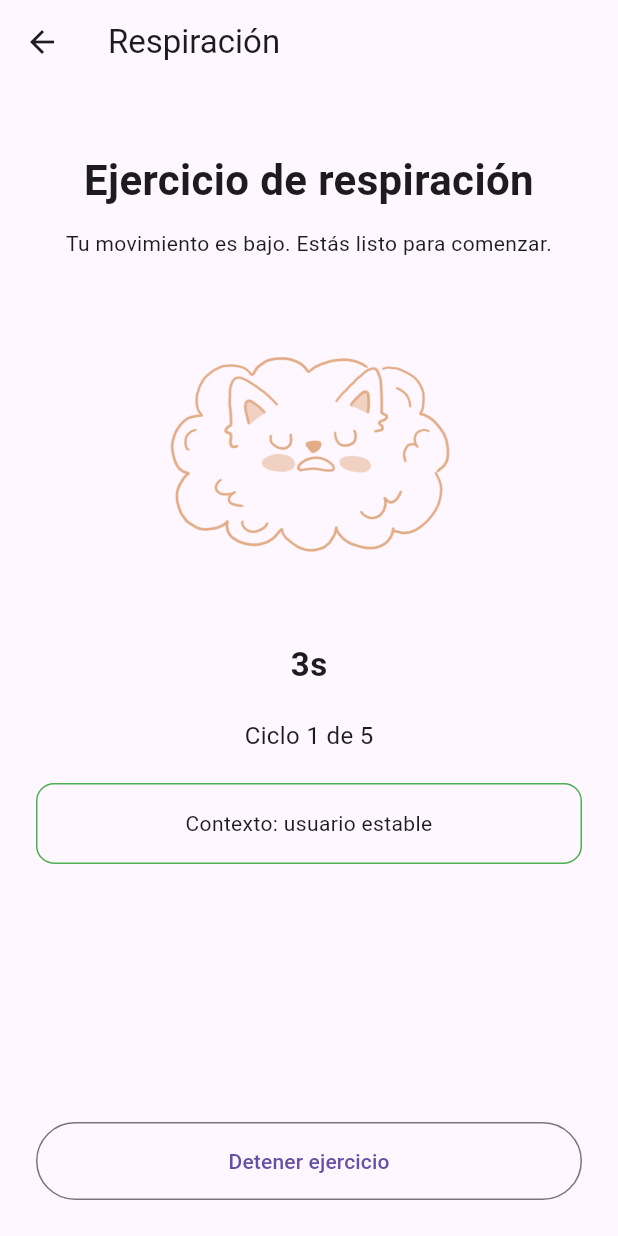
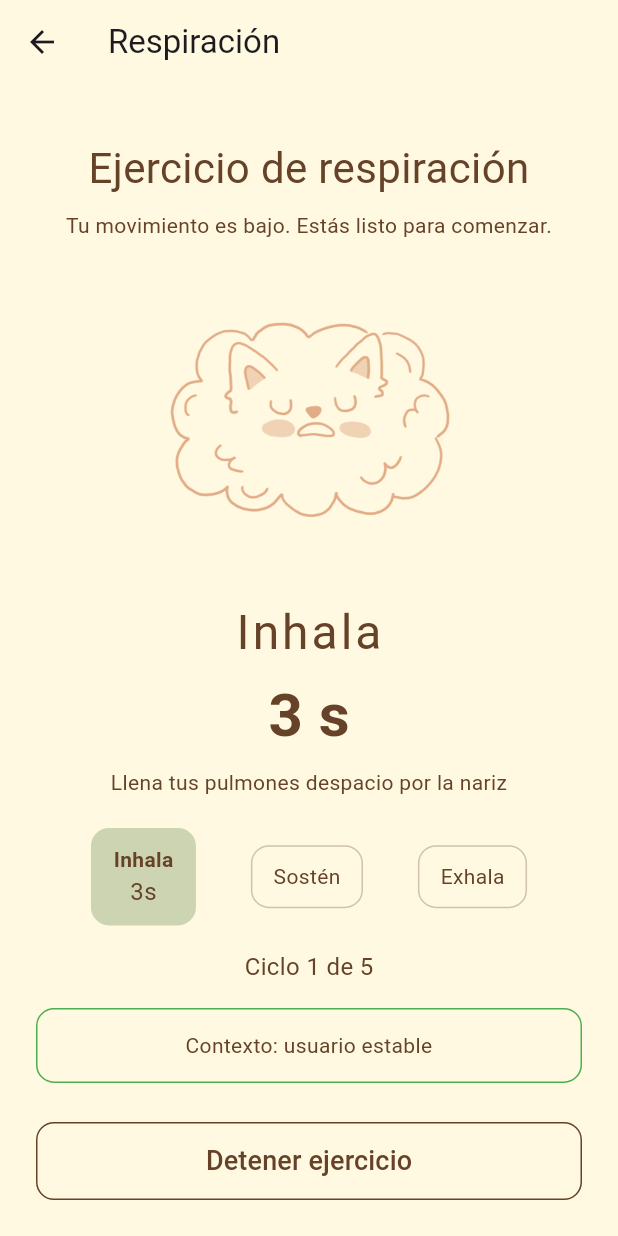
Before and after one commit to S3-Group36-Mobile-App-Development/Flutter, a Flutter app: the BreathingPage screen opened directly, after a tap on "Comenzar ejercicio", on a phone screen of 412 x 824 dp. Run offline on Flutter 3.47's test engine with Material 3 defaults, Android fonts, the phone set to English and light mode, and no system bars; our stand-ins replace dio, flutter_secure_storage, google_fonts, google_sign_in, sensors_plus, shared_preferences and 1 more; accounts and stored records are empty; Roboto replaces fonts that are missing (Livvic).

Commit message:
animation fixed

```diff
--- a/lib/features/breathing/presentation/views/breathing_page.dart
+++ b/lib/features/breathing/presentation/views/breathing_page.dart
@@ -1,4 +1,6 @@
 import 'package:flutter/material.dart';
+import 'package:google_fonts/google_fonts.dart';
+import 'package:zenmind/core/theme/app_colors.dart';
 
 import '../../data/services/sensor_service.dart';
 import '../../data/services/vibration_service.dart';
@@ -7,36 +9,71 @@ import '../viewmodels/breathing_view_model.dart';
 import '../widgets/breathing_circle.dart';
 
 class BreathingPage extends StatefulWidget {
-  const BreathingPage({
-    super.key,
-  });
+  const BreathingPage({super.key});
 
   @override
-  State<BreathingPage> createState() =>
-      _BreathingPageState();
+  State<BreathingPage> createState() => _BreathingPageState();
 }
 
-class _BreathingPageState
-    extends State<BreathingPage> {
+class _BreathingPageState extends State<BreathingPage> {
   late final BreathingViewModel _viewModel;
+
+
+  static const _phases = ['Inhala', 'Sostén', 'Exhala'];
+
+  static const _phaseHints = {
+    'Inhala': 'Llena tus pulmones despacio por la nariz',
+    'Sostén': 'Mantén el aire sin tensión',
+    'Exhala': 'Suelta el aire lentamente por la boca',
+  };
 
   @override
   void initState() {
     super.initState();
-
     _viewModel = BreathingViewModel(
       sensorService: SensorService(),
       vibrationService: VibrationService(),
     );
-
     _viewModel.startSensor();
   }
 
   @override
   void dispose() {
     _viewModel.dispose();
+    super.dispose();
+  }
 
-    super.dispose();
+  Widget _phaseChip(String phase) {
+    final isActive = _viewModel.isBreathing && _viewModel.phase == phase;
+
+    return AnimatedContainer(
+      duration: const Duration(milliseconds: 300),
+      padding: const EdgeInsets.symmetric(horizontal: 14, vertical: 10),
+      decoration: BoxDecoration(
+        color: isActive ? AppColors.eucalyptus : Colors.transparent,
+        borderRadius: BorderRadius.circular(12),
+        border: Border.all(
+          color: isActive ? AppColors.eucalyptus : AppColors.coffe.withValues(alpha: 0.3),
+        ),
+      ),
+      child: Column(
+        children: [
+          Text(
+            phase,
+            style: GoogleFonts.livvic(
+              fontSize: 14,
+              fontWeight: isActive ? FontWeight.bold : FontWeight.normal,
+              color: AppColors.coffe,
+            ),
+          ),
+          if (isActive)
+            Text(
+              '${_viewModel.secondsRemaining}s',
+              style: GoogleFonts.shortStack(fontSize: 16, color: AppColors.coffe),
+            ),
+        ],
+      ),
+    );
   }
 
   @override
@@ -44,84 +81,114 @@ class _BreathingPageState
     return ListenableBuilder(
       listenable: _viewModel,
       builder: (context, child) {
-        final isStill =
-            _viewModel.context ==
-                MovementContext.still;
+        final isStill = _viewModel.context == MovementContext.still;
+        final isBreathing = _viewModel.isBreathing;
 
         return Scaffold(
+          backgroundColor: AppColors.ivory,
           appBar: AppBar(
-            title: const Text(
-              'Respiración',
-            ),
+            backgroundColor: AppColors.ivory,
+            title: Text('Respiración', style: GoogleFonts.shortStack()),
           ),
           body: SafeArea(
             child: Padding(
               padding: const EdgeInsets.all(24),
               child: Column(
                 children: [
-                  const SizedBox(height: 20),
+                  const SizedBox(height: 12),
 
-                  const Text(
+                  Text(
                     'Ejercicio de respiración',
                     textAlign: TextAlign.center,
-                    style: TextStyle(
+                    style: GoogleFonts.shortStack(
                       fontSize: 28,
-                      fontWeight: FontWeight.bold,
+                      color: AppColors.coffe,
                     ),
                   ),
 
-                  const SizedBox(height: 12),
+                  const SizedBox(height: 8),
 
                   Text(
                     _viewModel.contextMessage,
                     textAlign: TextAlign.center,
+                    style: GoogleFonts.livvic(color: AppColors.coffe),
                   ),
 
-                  const SizedBox(height: 35),
+                  const SizedBox(height: 24),
 
                   BreathingCircle(
                     phase: _viewModel.phase,
-                    isBreathing:
-                        _viewModel.isBreathing,
+                    isBreathing: isBreathing,
                   ),
 
-                  const SizedBox(height: 30),
+                  const SizedBox(height: 24),
 
+                  // Fase actual + segundos
+                  if (isBreathing) ...[
                     Text(
-                    _viewModel.isBreathing
-                        ? '${_viewModel.secondsRemaining}s'
-                        : 'Movimiento: '
-                            '${_viewModel.movement.toStringAsFixed(2)}',
-                    style: const TextStyle(
-                      fontSize: 22,
+                      _viewModel.phase,
+                      style: GoogleFonts.shortStack(
+                        fontSize: 32,
+                        letterSpacing: 2,
+                        color: AppColors.coffe,
+                      ),
+                    ),
+                    const SizedBox(height: 4),
+                    Text(
+                      '${_viewModel.secondsRemaining} s',
+                      style: GoogleFonts.livvic(
+                        fontSize: 40,
                         fontWeight: FontWeight.bold,
+                        color: AppColors.coffe,
+                      ),
+                    ),
+                    const SizedBox(height: 6),
+                    Text(
+                      _phaseHints[_viewModel.phase] ?? '',
+                      textAlign: TextAlign.center,
+                      style: GoogleFonts.livvic(
+                        fontSize: 14,
+                        color: AppColors.coffe,
+                      ),
+                    ),
+                  ] else
+                    Text(
+                      'Movimiento: ${_viewModel.movement.toStringAsFixed(2)}',
+                      style: GoogleFonts.livvic(
+                        fontSize: 18,
+                        fontWeight: FontWeight.bold,
+                        color: AppColors.coffe,
                       ),
                     ),
 
                   const SizedBox(height: 20),
 
-                  if (_viewModel.isBreathing)
+
+                  Row(
+                    mainAxisAlignment: MainAxisAlignment.spaceEvenly,
+                    children: _phases.map(_phaseChip).toList(),
+                  ),
+
+                  const SizedBox(height: 16),
+
+                  if (isBreathing)
                     Text(
-                      'Ciclo ${_viewModel.currentCycle} '
-                      'de ${_viewModel.totalCycles}',
-                      style: const TextStyle(
+                      'Ciclo ${_viewModel.currentCycle} de ${_viewModel.totalCycles}',
+                      style: GoogleFonts.livvic(
                         fontSize: 16,
+                        color: AppColors.coffe,
                       ),
                     ),
 
-                  const SizedBox(height: 20),
+                  const SizedBox(height: 16),
 
                   Container(
                     width: double.infinity,
-                    padding:
-                        const EdgeInsets.all(16),
+                    padding: const EdgeInsets.all(14),
                     decoration: BoxDecoration(
-                      borderRadius:
-                          BorderRadius.circular(12),
+                      borderRadius: BorderRadius.circular(12),
                       border: Border.all(
-                        color: isStill
-                            ? Colors.green
-                            : Colors.orange,
+                        color: isStill ? Colors.green : Colors.orange,
                       ),
                     ),
                     child: Text(
@@ -129,32 +196,42 @@ class _BreathingPageState
                           ? 'Contexto: usuario estable'
                           : 'Contexto: movimiento detectado',
                       textAlign: TextAlign.center,
+                      style: GoogleFonts.livvic(color: AppColors.coffe),
                     ),
                   ),
 
                   const Spacer(),
 
-                  if (!_viewModel.isBreathing)
                   SizedBox(
                     width: double.infinity,
                     height: 52,
-                      child: ElevatedButton(
-                        onPressed:
-                            _viewModel.startBreathing,
-                        child: const Text(
-                          'Comenzar ejercicio',
+                    child: isBreathing
+                        ? OutlinedButton(
+                            onPressed: _viewModel.stop,
+                            style: OutlinedButton.styleFrom(
+                              foregroundColor: AppColors.coffe,
+                              side: const BorderSide(color: AppColors.coffe),
+                              shape: RoundedRectangleBorder(
+                                borderRadius: BorderRadius.circular(12),
                               ),
                             ),
+                            child: Text(
+                              'Detener ejercicio',
+                              style: GoogleFonts.shortStack(fontSize: 18),
+                            ),
                           )
-                  else
-                    SizedBox(
-                      width: double.infinity,
-                      height: 52,
-                      child: OutlinedButton(
-                        onPressed:
-                            _viewModel.stop,
-                        child: const Text(
-                          'Detener ejercicio',
+                        : ElevatedButton(
+                            onPressed: _viewModel.startBreathing,
+                            style: ElevatedButton.styleFrom(
+                              backgroundColor: AppColors.eucalyptus,
+                              foregroundColor: AppColors.coffe,
+                              shape: RoundedRectangleBorder(
+                                borderRadius: BorderRadius.circular(12),
+                              ),
+                            ),
+                            child: Text(
+                              'Comenzar ejercicio',
+                              style: GoogleFonts.shortStack(fontSize: 18),
                             ),
                           ),
                   ),
--- a/lib/features/breathing/presentation/widgets/breathing_circle.dart
+++ b/lib/features/breathing/presentation/widgets/breathing_circle.dart
@@ -10,14 +10,14 @@ class BreathingCircle extends StatelessWidget {
     required this.isBreathing,
   });
 
-  // Ajusta los nombres de las fases y las rutas a las tuyas
+
   static const Map<String, String> _images = {
     'Inhala': 'lib/core/assets/images/INHALE.png',
     'Sostén': 'lib/core/assets/images/HOLD.png',
     'Exhala': 'lib/core/assets/images/EXHALE.png',
   };
 
-  static const String _idleImage = 'lib/core/assets/images/inhalar.png';
+  static const String _idleImage = 'lib/core/assets/images/INHALE.png';
 
   @override
   Widget build(BuildContext context) {
@@ -35,7 +35,7 @@ class BreathingCircle extends StatelessWidget {
         duration: const Duration(milliseconds: 500),
         child: Image.asset(
           imagePath,
-          key: ValueKey(imagePath), // necesario para que detecte el cambio
+          key: ValueKey(imagePath),
           fit: BoxFit.contain,
         ),
       ),
```
Lines whose indentation alone changed are shown as unchanged.
